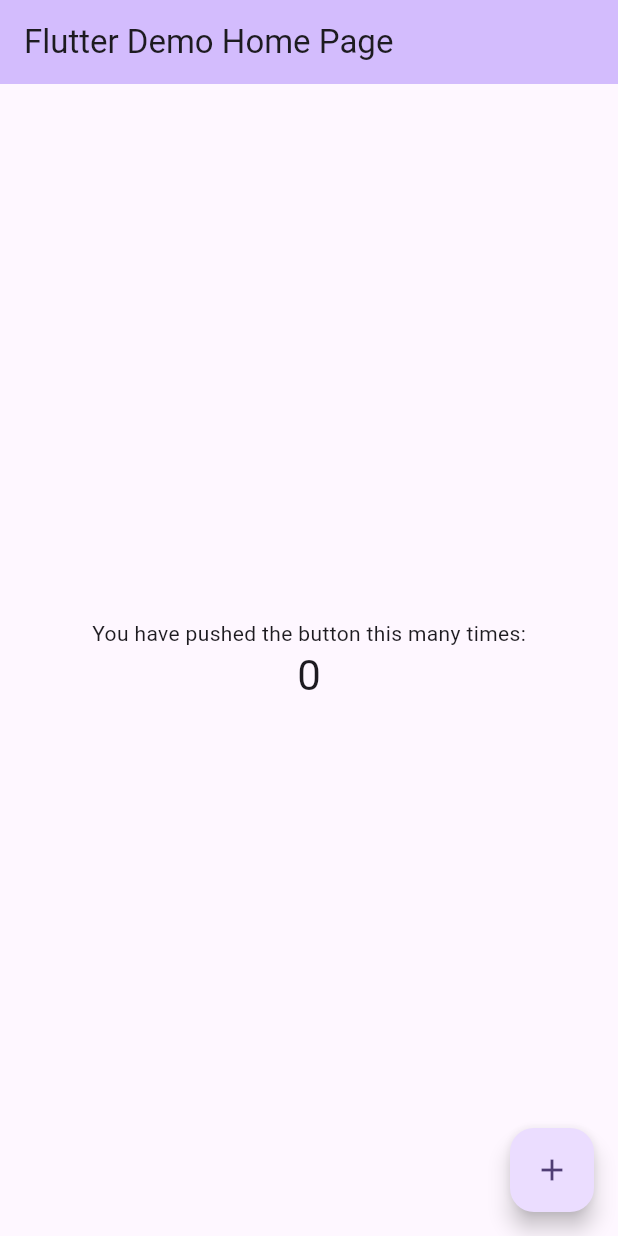
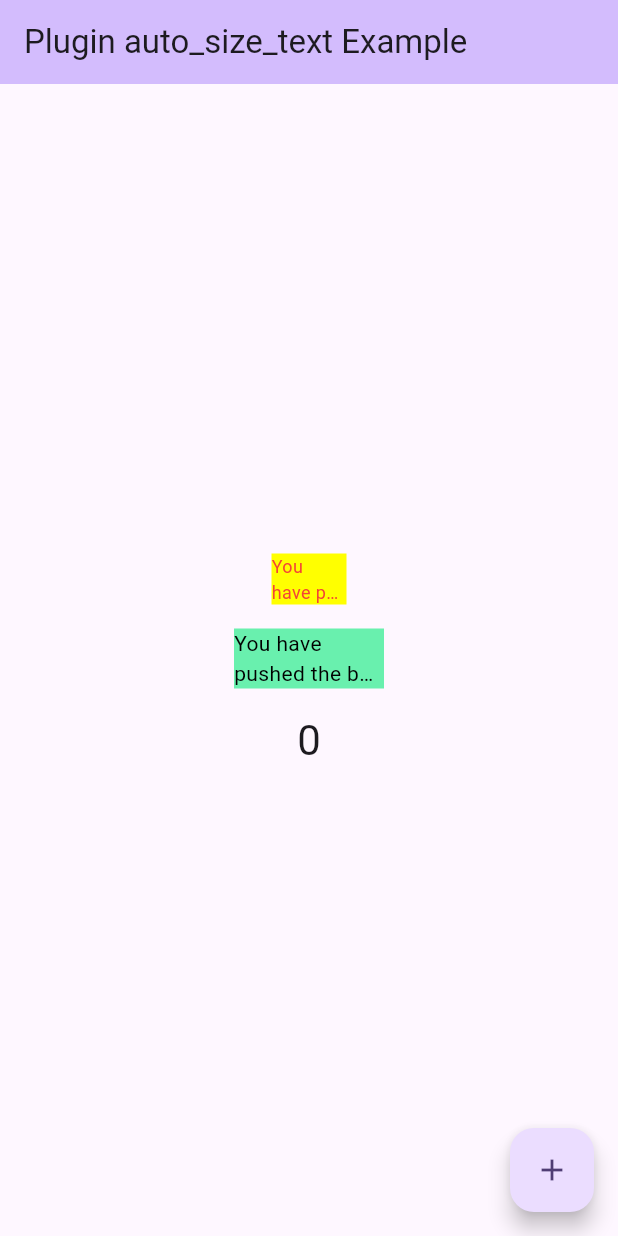
Before and after one commit to JustQuill25/flutter_plugin_pubdev, a Flutter app: the screen it shows after launch, on a phone screen of 412 x 824 dp. Run offline on Flutter 3.47's test engine with Material 3 defaults, Android fonts, the phone set to English and light mode, and no system bars; drawn by our look-alikes of auto_size_text.

Commit message:
docs: update README, add red_text_widget.dart, and final screenshots

```diff
--- a/lib/main.dart
+++ b/lib/main.dart
@@ -1,4 +1,5 @@
 import 'package:flutter/material.dart';
+import 'red_text_widget.dart'; // ✅ import file widget buatan kita
 
 void main() {
   runApp(const MyApp());
@@ -7,45 +8,22 @@ void main() {
 class MyApp extends StatelessWidget {
   const MyApp({super.key});
 
-  // This widget is the root of your application.
   @override
   Widget build(BuildContext context) {
     return MaterialApp(
-      title: 'Flutter Demo',
+      title: 'Flutter Plugin Pub.dev',
       theme: ThemeData(
-        // This is the theme of your application.
-        //
-        // TRY THIS: Try running your application with "flutter run". You'll see
-        // the application has a purple toolbar. Then, without quitting the app,
-        // try changing the seedColor in the colorScheme below to Colors.green
-        // and then invoke "hot reload" (save your changes or press the "hot
-        // reload" button in a Flutter-supported IDE, or press "r" if you used
-        // the command line to start the app).
-        //
-        // Notice that the counter didn't reset back to zero; the application
-        // state is not lost during the reload. To reset the state, use hot
-        // restart instead.
-        //
-        // This works for code too, not just values: Most code changes can be
-        // tested with just a hot reload.
         colorScheme: ColorScheme.fromSeed(seedColor: Colors.deepPurple),
+        useMaterial3: true,
       ),
-      home: const MyHomePage(title: 'Flutter Demo Home Page'),
+      home: const MyHomePage(title: 'Plugin auto_size_text Example'),
+      debugShowCheckedModeBanner: false,
     );
   }
 }
 
 class MyHomePage extends StatefulWidget {
   const MyHomePage({super.key, required this.title});
-
-  // This widget is the home page of your application. It is stateful, meaning
-  // that it has a State object (defined below) that contains fields that affect
-  // how it looks.
-
-  // This class is the configuration for the state. It holds the values (in this
-  // case the title) provided by the parent (in this case the App widget) and
-  // used by the build method of the State. Fields in a Widget subclass are
-  // always marked "final".
 
   final String title;
 
@@ -58,53 +36,42 @@ class _MyHomePageState extends State<MyHomePage> {
 
   void _incrementCounter() {
     setState(() {
-      // This call to setState tells the Flutter framework that something has
-      // changed in this State, which causes it to rerun the build method below
-      // so that the display can reflect the updated values. If we changed
-      // _counter without calling setState(), then the build method would not be
-      // called again, and so nothing would appear to happen.
       _counter++;
     });
   }
 
   @override
   Widget build(BuildContext context) {
-    // This method is rerun every time setState is called, for instance as done
-    // by the _incrementCounter method above.
-    //
-    // The Flutter framework has been optimized to make rerunning build methods
-    // fast, so that you can just rebuild anything that needs updating rather
-    // than having to individually change instances of widgets.
     return Scaffold(
       appBar: AppBar(
-        // TRY THIS: Try changing the color here to a specific color (to
-        // Colors.amber, perhaps?) and trigger a hot reload to see the AppBar
-        // change color while the other colors stay the same.
         backgroundColor: Theme.of(context).colorScheme.inversePrimary,
-        // Here we take the value from the MyHomePage object that was created by
-        // the App.build method, and use it to set our appbar title.
         title: Text(widget.title),
       ),
       body: Center(
-        // Center is a layout widget. It takes a single child and positions it
-        // in the middle of the parent.
         child: Column(
-          // Column is also a layout widget. It takes a list of children and
-          // arranges them vertically. By default, it sizes itself to fit its
-          // children horizontally, and tries to be as tall as its parent.
-          //
-          // Column has various properties to control how it sizes itself and
-          // how it positions its children. Here we use mainAxisAlignment to
-          // center the children vertically; the main axis here is the vertical
-          // axis because Columns are vertical (the cross axis would be
-          // horizontal).
-          //
-          // TRY THIS: Invoke "debug painting" (choose the "Toggle Debug Paint"
-          // action in the IDE, or press "p" in the console), to see the
-          // wireframe for each widget.
           mainAxisAlignment: MainAxisAlignment.center,
           children: <Widget>[
-            const Text('You have pushed the button this many times:'),
+            // 🔹 Tambahan sesuai langkah 6:
+            Container(
+              color: Colors.yellowAccent,
+              width: 50,
+              margin: const EdgeInsets.only(bottom: 16),
+              child: const RedTextWidget(
+                text: 'You have pushed the button this many times:',
+              ),
+            ),
+            Container(
+              color: Colors.greenAccent,
+              width: 100,
+              margin: const EdgeInsets.only(bottom: 16),
+              child: const Text(
+                'You have pushed the button this many times:',
+                style: TextStyle(color: Colors.black, fontSize: 14),
+                maxLines: 2,
+                overflow: TextOverflow.ellipsis,
+              ),
+            ),
+            // 🔹 Widget default bawaan Flutter
             Text(
               '$_counter',
               style: Theme.of(context).textTheme.headlineMedium,
@@ -116,7 +83,7 @@ class _MyHomePageState extends State<MyHomePage> {
         onPressed: _incrementCounter,
         tooltip: 'Increment',
         child: const Icon(Icons.add),
-      ), // This trailing comma makes auto-formatting nicer for build methods.
+      ),
     );
   }
 }
--- /dev/null
+++ b/lib/red_text_widget.dart
@@ -0,0 +1,20 @@
+import 'package:flutter/material.dart';
+import 'package:auto_size_text/auto_size_text.dart'; // ✅ import plugin
+
+class RedTextWidget extends StatelessWidget {
+  // ✅ 1. deklarasi variabel
+  final String text;
+
+  // ✅ 2. tambahkan parameter di constructor
+  const RedTextWidget({Key? key, required this.text}) : super(key: key);
+
+  @override
+  Widget build(BuildContext context) {
+    return AutoSizeText(
+      text,
+      style: const TextStyle(color: Colors.red, fontSize: 14),
+      maxLines: 2,
+      overflow: TextOverflow.ellipsis,
+    );
+  }
+}
--- a/pubspec.yaml
+++ b/pubspec.yaml
@@ -34,6 +34,7 @@ dependencies:
   # The following adds the Cupertino Icons font to your application.
   # Use with the CupertinoIcons class for iOS style icons.
   cupertino_icons: ^1.0.8
+  auto_size_text: ^3.0.0
 
 dev_dependencies:
   flutter_test:
```
Also changed, not shown: pubspec.lock, 2 other files.
